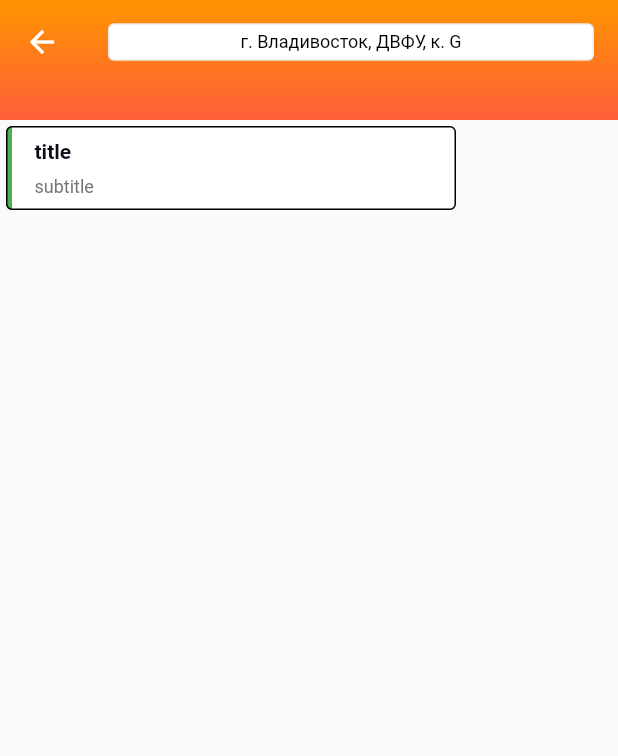
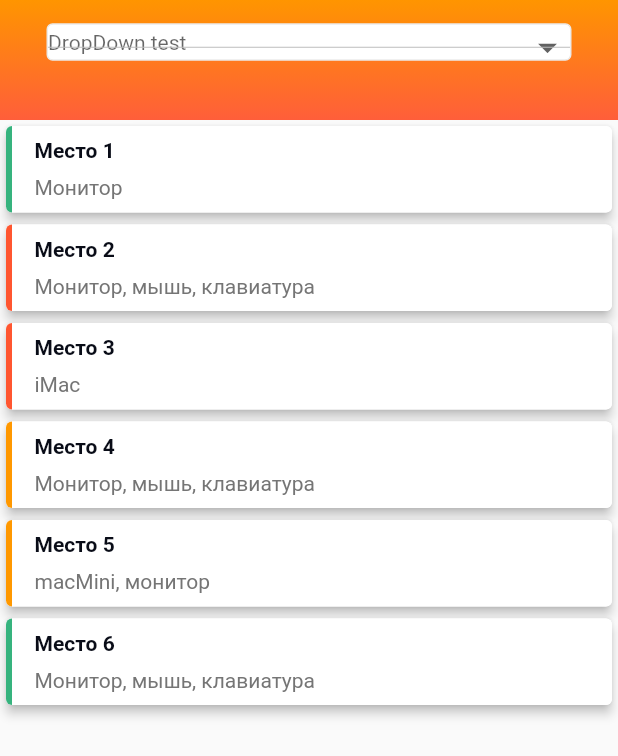
Before and after one commit to WordyArc/atb_plugin, a Flutter app: the BookingList screen opened directly, on a phone screen of 412 x 824 dp. Shown: the top 756 px of the screen. Run offline on Flutter 3.47's test engine with Material 2 defaults, Android fonts, the phone set to English and light mode, and no system bars; our stand-ins replace flutter_svg.

Commit message:
Update booking_list screen

```diff
--- a/lib/globals.dart
+++ b/lib/globals.dart
@@ -18,6 +18,10 @@ Gradient atbGradient = const LinearGradient(
   ],
 );
 
+Color indicatorRed = const Color(0xFFFF5630);
+Color indicatorGreen = const Color(0xFF36B37E);
+Color indicatorYellow = const Color(0xFFFF9800);
+
 bool AllOK = false;
 int USERID = 0;
 String somewonetext = "LOL";
--- a/lib/main.dart
+++ b/lib/main.dart
@@ -1,4 +1,5 @@
 import 'package:atb_plugin/ui/screens/about.dart';
+import 'package:atb_plugin/ui/screens/booking_list.dart';
 import 'package:atb_plugin/ui/screens/profile.dart';
 import 'package:atb_plugin/ui/screens/settings.dart';
 import 'package:flutter/material.dart';
@@ -19,7 +20,7 @@ class MyApp extends StatelessWidget {
 
         primarySwatch: Colors.deepOrange,
       ),
-      home: const About(),
+      home: const BookingList(),
     );
   }
 }
--- a/lib/ui/screens/booking_list.dart
+++ b/lib/ui/screens/booking_list.dart
@@ -1,4 +1,5 @@
 import 'package:atb_plugin/globals.dart';
+import 'package:atb_plugin/ui/widgets/booking_card.dart';
 import 'package:flutter/cupertino.dart';
 import 'package:flutter/material.dart';
 
@@ -14,6 +15,8 @@ class BookingList extends StatefulWidget {
 }
 
 class _BookingListState extends State<BookingList> {
+  String _dropDownValue = 'DropDown test';
+
   @override
   Widget build(BuildContext context) {
     return Scaffold(
@@ -32,15 +35,40 @@ class _BookingListState extends State<BookingList> {
                 borderRadius: BorderRadius.circular(4),
                 color: Colors.white
               ),
-              child: const Center(
-                child: Text(
+              child: Center(
+                child: DropdownButton(
+                  hint: _dropDownValue == null ? Text('Dropdown') : Text(_dropDownValue),
+                  isExpanded: true,
+                  iconSize: 30.0,
+                  style: TextStyle(color: Colors.blue),
+                  items: [
+                    'г. Владивосток, ДВФУ, к. G',
+                    'г. Владивосток, ДВФУ, к. G',
+                    'г. Владивосток, ДВФУ, к. G',
+                  ].map(
+                        (val) {
+                      return DropdownMenuItem<String>(
+                        value: val,
+                        child: Text(val),
+                      );
+                    },
+                  ).toList(),
+                  onChanged: (val) {
+                    setState(
+                          () {
+                        _dropDownValue = val!;
+                      },
+                    );
+                  },
+                )
+                /*Text(
                   'г. Владивосток, ДВФУ, к. G',
                   style: TextStyle(
                     fontSize: 12,
                     fontWeight: FontWeight.w400,
                     color: Colors.black,
                   ),
-                ),
+                ),*/
               ),
             ),
           ),
@@ -53,58 +81,16 @@ class _BookingListState extends State<BookingList> {
         ),
       ),
       body: SafeArea(
-          child: Card(
-            elevation: 0,
-            shape: RoundedRectangleBorder(
-              side: BorderSide(
-                color: Colors.black,
-              ),
-              borderRadius: const BorderRadius.all(Radius.circular(4)),
-            ),
-            child: GestureDetector (
-              child: SizedBox(
-                width: 300,
-                height: 56,
-                child: Row(
-                  children: [
-                    Container(
-                      height: 56,
-                      width: 4,
-                      decoration: BoxDecoration(
-                        color: Colors.green,
-                        borderRadius: BorderRadius.only(topLeft: Radius.circular(4), bottomLeft: Radius.circular(4),)
-                      ),
-                    ),
-                    Padding(
-                      padding: const EdgeInsets.only(left: 15.0),
-                      child: Column(
-                        mainAxisAlignment: MainAxisAlignment.spaceEvenly,
-                        crossAxisAlignment: CrossAxisAlignment.start,
-                        children: const [
-                          Text(
-                            'title',
-                            style: TextStyle(
-                              color: Color(0xFF090C17),
-                              fontSize: 14,
-                              fontWeight: FontWeight.w600,
-                            ),
-                          ),
-                          Text(
-                            'subtitle',
-                            style: TextStyle(
-                              color: Color(0xFF757575),
-                              fontSize: 12,
-                              fontWeight: FontWeight.w400,
-                            ),
-                          ),
-                        ],
-                      ),
-                    ),
-                  ],
-                ),
-              ),
-            ),
-          ),
+          child: Column(
+            children: [
+              BookingCard(title: 'Место 1', subtitle: 'Монитор', indicatorColor: indicatorGreen, onPressed: () {} ,),
+              BookingCard(title: 'Место 2', subtitle: 'Монитор, мышь, клавиатура', indicatorColor: indicatorRed, onPressed: () {} ,),
+              BookingCard(title: 'Место 3', subtitle: 'iMac', indicatorColor: indicatorRed, onPressed: () {} ,),
+              BookingCard(title: 'Место 4', subtitle: 'Монитор, мышь, клавиатура', indicatorColor: indicatorYellow, onPressed: () {} ,),
+              BookingCard(title: 'Место 5', subtitle: 'macMini, монитор', indicatorColor: indicatorYellow, onPressed: () {} ,),
+              BookingCard(title: 'Место 6', subtitle: 'Монитор, мышь, клавиатура', indicatorColor: indicatorGreen, onPressed: () {} ,),
+            ],
+          )
       ),
     );
   }
--- /dev/null
+++ b/lib/ui/widgets/booking_card.dart
@@ -0,0 +1,85 @@
+import 'package:flutter/material.dart';
+
+class BookingCard extends StatelessWidget {
+  final String title;
+  final String subtitle;
+  final Color indicatorColor;
+  final VoidCallback onPressed;
+
+
+  static const double cardWidth = double.infinity;
+  static const double indicatorWidth = 4;
+  static const Color backgroundColor = Color(0xFFFFFFFF);
+  static const double shadowElevation = 3.0;
+  static const double borderRadius = 4.0;
+  static const Color titleTextColor = Color(0xFF090C17);
+  static const double titleTextSize = 14.0;
+  static const FontWeight titleFontWeight = FontWeight.w600;
+  static const Color subtitleTextColor = Color(0xFF757575);
+  static const double subtitleTextSize = 14.0;
+  static const FontWeight subtitleFontWeight = FontWeight.w400;
+
+
+  const BookingCard({
+    Key? key,
+    required this.title,
+    required this.subtitle,
+    required this.indicatorColor,
+    required this.onPressed,
+  }) : super(key: key);
+
+  @override
+  Widget build(BuildContext context) {
+    return Card(
+      elevation: shadowElevation,
+      child: GestureDetector (
+        onTap: onPressed,
+        child: Container(
+          width: cardWidth,
+          height: MediaQuery.of(context).size.height * 0.07,
+          decoration: BoxDecoration(
+            color: backgroundColor,
+            borderRadius: BorderRadius.circular(borderRadius),
+          ),
+          child: Row(
+            children: [
+              Container(
+                width: indicatorWidth,
+                height: MediaQuery.of(context).size.height * 0.07,
+                decoration: BoxDecoration(
+                    color: indicatorColor,
+                    borderRadius: const BorderRadius.only(topLeft: Radius.circular(borderRadius), bottomLeft: Radius.circular(borderRadius),)
+                ),
+              ),
+              Padding(
+                padding: const EdgeInsets.only(left: 15.0),
+                child: Column(
+                  mainAxisAlignment: MainAxisAlignment.spaceEvenly,
+                  crossAxisAlignment: CrossAxisAlignment.start,
+                  children: [
+                    Text(
+                      title,
+                      style: const TextStyle(
+                        color: titleTextColor,
+                        fontSize: titleTextSize,
+                        fontWeight: titleFontWeight,
+                      ),
+                    ),
+                    Text(
+                      subtitle,
+                      style: const TextStyle(
+                        color: subtitleTextColor,
+                        fontSize: titleTextSize,
+                        fontWeight: subtitleFontWeight,
+                      ),
+                    ),
+                  ],
+                ),
+              ),
+            ],
+          ),
+        ),
+      ),
+    );
+  }
+}
```
Also changed, not shown: lib/ui/screens/about.dart (+71 -10 lines), lib/ui/screens/settings.dart (+97 -23 lines).
